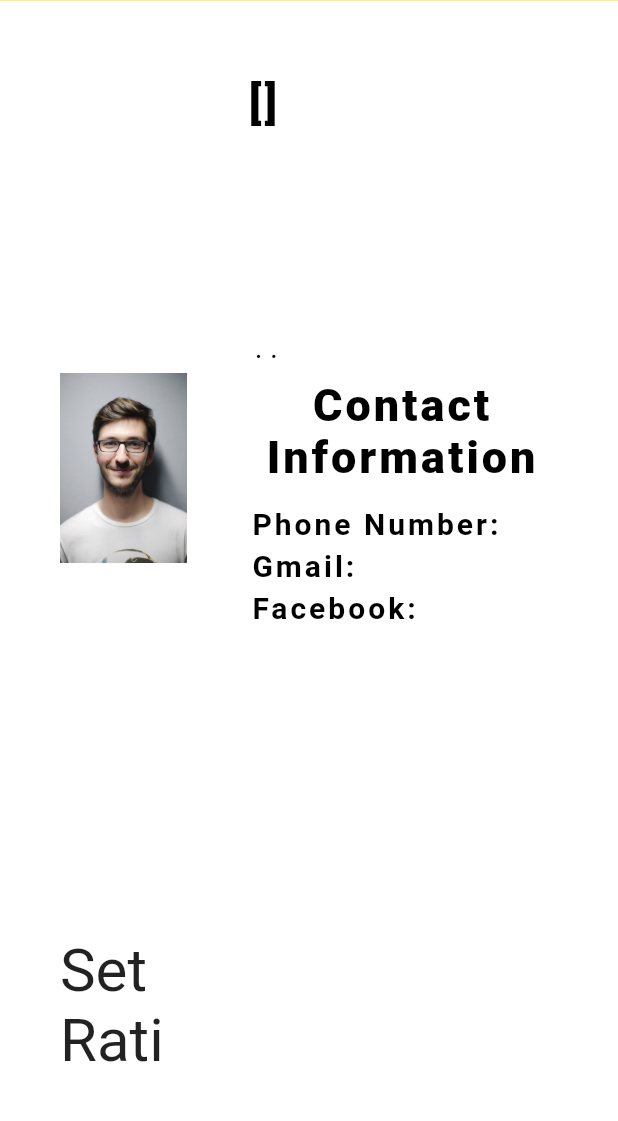
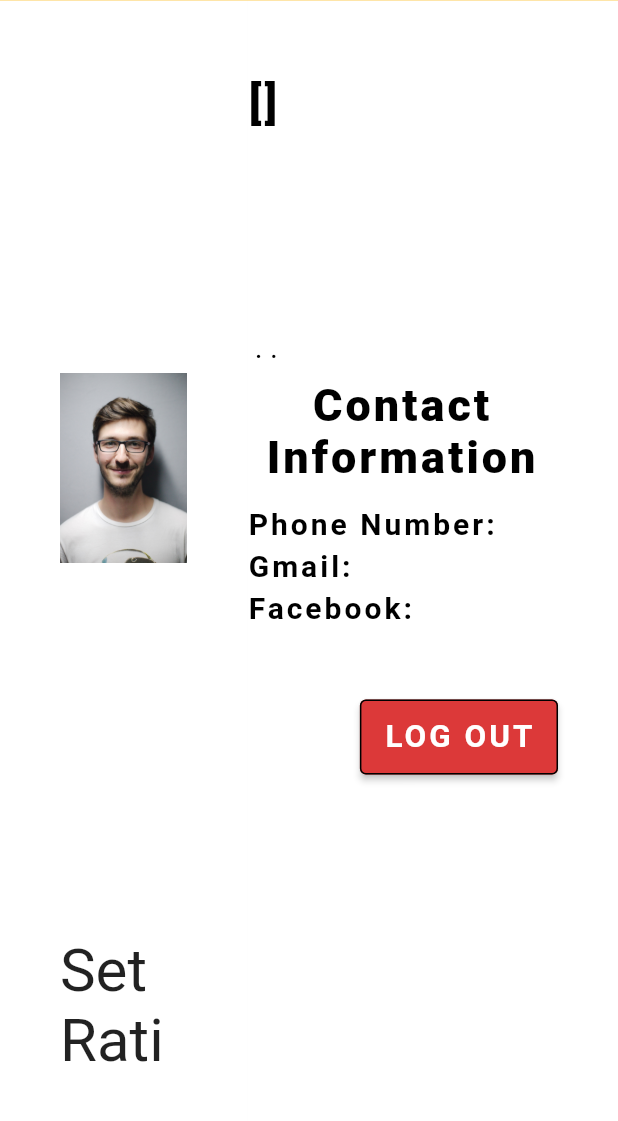
Before and after one commit to jaypeeed/prcjt-Andie, a Flutter app: the AndieRatings1 screen opened directly, after a tap on "Profile", on a phone screen of 412 x 824 dp, the part 97-1218 px from its top. Run offline on Flutter 3.47's test engine with Material 2 defaults, Android fonts, the phone set to English and light mode, and no system bars; our stand-ins replace animated_splash_screen, cloud_firestore, firebase_auth, firebase_core, flutter_rating_stars, google_fonts; missing offline and left inert: dart:html, universal_html; accounts and stored records are empty; statements that could not run were skipped.

Commit message:
GIF added V2

```diff
--- a/lib/pages/andie_profile_andie.dart
+++ b/lib/pages/andie_profile_andie.dart
@@ -1,5 +1,6 @@
 import 'package:flutter/cupertino.dart';
 import 'package:flutter/material.dart';
+import 'package:google_fonts/google_fonts.dart';
 
 import '../services/auth.dart';
 import 'andie_my_job.dart';
@@ -7,6 +8,8 @@ import 'package:universal_html/html.dart' as html;
 
 import 'package:cloud_firestore/cloud_firestore.dart';
 import 'package:firebase_auth/firebase_auth.dart';
+
+import 'andie_ratings.dart';
 
 /*
 void main() {
@@ -74,7 +77,7 @@ class _AndieProfileState extends State<AndieProfile> {
       appBar: PreferredSize(
         preferredSize: const Size.fromHeight(65),
         child: AppBar(
-          backgroundColor: Color.fromRGBO(255, 205, 84, 1.0),
+          backgroundColor: const Color.fromRGBO(255, 205, 84, 1.0),
           title: Image.asset('assets/andie_logo.png',
             width: 180,
           ),
@@ -94,8 +97,8 @@ class _AndieProfileState extends State<AndieProfile> {
                   ),
                   onPressed: (){
                     Navigator.push(context, PageRouteBuilder(pageBuilder: (BuildContext context, Animation animation,
-                        Animation secondaryAnimation)=>AndieMyJobs(),
-                        transitionDuration: Duration(seconds: 0)),
+                        Animation secondaryAnimation)=>const AndieMyJobs(),
+                        transitionDuration: const Duration(seconds: 0)),
                     );
                   },
                   child: const Text('My Jobs',
@@ -115,7 +118,12 @@ class _AndieProfileState extends State<AndieProfile> {
                   style: TextButton.styleFrom(
                     textStyle: const TextStyle(fontSize: 20),
                   ),
-                  onPressed: () {},
+                  onPressed: () {
+                    Navigator.push(context, PageRouteBuilder(pageBuilder: (BuildContext context, Animation animation,
+                        Animation secondaryAnimation)=>const AndieRatings1(),
+                        transitionDuration: const Duration(seconds: 0)),
+                    );
+                  },
                   child: const Text('Ratings',
                     style: TextStyle(
                         color: Colors.white,
@@ -135,8 +143,8 @@ class _AndieProfileState extends State<AndieProfile> {
                   ),
                   onPressed: (){
                     Navigator.push(context, PageRouteBuilder(pageBuilder: (BuildContext context, Animation animation,
-                        Animation secondaryAnimation)=>AndieProfile(),
-                        transitionDuration: Duration(seconds: 0)),
+                        Animation secondaryAnimation)=>const AndieProfile(),
+                        transitionDuration: const Duration(seconds: 0)),
                     );
                   },
                   child: const Text('Profile',
@@ -149,18 +157,6 @@ class _AndieProfileState extends State<AndieProfile> {
                 ),
               ),
             ),
-            Center(
-              child: Container(
-                margin: const EdgeInsets.only(right: 65),
-                child: ElevatedButton(
-                  child: Text('Log out'),
-                  onPressed: () async {
-                    await _auth.signOut();
-                    html.window.location.reload();
-                  },
-                ),
-              ),
-            )
           ],
         ),
       ),
@@ -254,15 +250,15 @@ class _AndieProfileState extends State<AndieProfile> {
                   Row(
                     children: [
                       Container(
-                        margin: EdgeInsets.only(right: 30),
+                        margin: const EdgeInsets.only(right: 30),
                         child: Column(
                           crossAxisAlignment: CrossAxisAlignment.start,
                           children: [
                             Container(
                               padding: const EdgeInsets.only(top: 5, bottom: 0),
-                              child: Text(
-                                'Phone Number: $myNumber',
-                                style: const TextStyle(
+                              child: const Text(
+                                'Phone Number:',
+                                style: TextStyle(
                                     fontSize: 20,
                                     color: Colors.black,
                                     fontWeight: FontWeight.bold,
@@ -272,9 +268,9 @@ class _AndieProfileState extends State<AndieProfile> {
                             ),
                             Container(
                               padding: const EdgeInsets.only(top: 5, bottom: 0),
-                              child: Text(
-                                'Gmail: $myEmail',
-                                style: const TextStyle(
+                              child: const Text(
+                                'Gmail:',
+                                style: TextStyle(
                                     fontSize: 20,
                                     color: Colors.black,
                                     fontWeight: FontWeight.bold,
@@ -284,9 +280,9 @@ class _AndieProfileState extends State<AndieProfile> {
                             ),
                             Container(
                               padding: const EdgeInsets.only(top: 5, bottom: 20),
-                              child: Text(
-                                'Facebook: $myFb',
-                                style: const TextStyle(
+                              child: const Text(
+                                'Facebook:',
+                                style: TextStyle(
                                     fontSize: 20,
                                     color: Colors.black,
                                     fontWeight: FontWeight.bold,
@@ -302,10 +298,10 @@ class _AndieProfileState extends State<AndieProfile> {
                         children: [
                           Container(
                               padding: const EdgeInsets.only(top: 5, bottom: 0),
-                              child: const Text(
+                              child: Text(
                                 //number
-                                '',
-                                style: TextStyle(
+                                '$myNumber',
+                                style: const TextStyle(
                                     fontSize: 20,
                                     color: Colors.black,
                                     letterSpacing: 2.0),
@@ -313,10 +309,10 @@ class _AndieProfileState extends State<AndieProfile> {
                               )),
                           Container(
                             padding: const EdgeInsets.only(top: 5, bottom: 0),
-                            child: const Text(
+                            child: Text(
                               //email
-                              '',
-                              style: TextStyle(
+                              '$myEmail',
+                              style: const TextStyle(
                                   fontSize: 20,
                                   color: Colors.black,
                                   letterSpacing: 2.0),
@@ -325,10 +321,10 @@ class _AndieProfileState extends State<AndieProfile> {
                           ),
                           Container(
                             padding: const EdgeInsets.only(top: 5, bottom: 20),
-                            child: const Text(
+                            child: Text(
                               //name
-                              '',
-                              style: TextStyle(
+                              '$myName',
+                              style: const TextStyle(
                                   fontSize: 20,
                                   color: Colors.black,
                                   letterSpacing: 2.0),
@@ -339,8 +335,38 @@ class _AndieProfileState extends State<AndieProfile> {
                       ),
                     ],
                   ),
-
-
+                  Container(
+                    margin: EdgeInsets.only(top: 30),
+                    child: Row(
+                      mainAxisAlignment: MainAxisAlignment.end,
+                      children: [
+                        ElevatedButton(
+                            onPressed: () async {
+                              await _auth.signOut();
+                              html.window.location.reload();
+                            },
+                            style: ElevatedButton.styleFrom(
+                                minimumSize: Size(40,50),
+                                side: const BorderSide(
+                                  width: 1, color: Colors.black,
+                                ),
+                                primary: Color.fromRGBO(220, 57, 57, 1.0)
+                            ),
+                            child: Align(
+                              alignment: Alignment.bottomRight,
+                              child:  Text(
+                                "LOG OUT",
+                                style: GoogleFonts.roboto(
+                                    fontSize:21,
+                                    fontWeight: FontWeight.bold,
+                                    color: Colors.white,
+                                    letterSpacing: 2.0),
+                                textAlign: TextAlign.center,
+                              ),
+                            ))
+                      ],
+                    ),
+                  )
                 ],
               ),
             ),
--- a/lib/pages/andie_ratings.dart
+++ b/lib/pages/andie_ratings.dart
@@ -166,22 +166,16 @@ class _AndieRatings1State extends State<AndieRatings1> {
                   ),
                 ),
               ),
-              Center(
-                child: Container(
-                  margin: const EdgeInsets.only(right: 65),
-                  child: ElevatedButton(
-                    child: const Text('Log out'),
-                    onPressed: () async {
-                      await _auth.signOut();
-                      html.window.location.reload();
-                    },
-                  ),
-                ),
-              )
             ],
           ),
         ),
-        body: Row(
+        body: Container(
+          decoration: const BoxDecoration(
+              image: DecorationImage(
+                image: AssetImage('assets/background1.png'),
+                fit: BoxFit.cover,
+              )),
+          child: Row(
             children: [
               Expanded(
                 flex: 10,
@@ -258,6 +252,7 @@ class _AndieRatings1State extends State<AndieRatings1> {
                 ),
               ),
             ],
+          ),
         ));
   }
 }
--- a/lib/pages_client/client_category_v2.dart
+++ b/lib/pages_client/client_category_v2.dart
@@ -11,9 +11,10 @@ import 'client_profile.dart';
 final db = FirebaseFirestore.instance;
 var tmpArray = ['ELECTRICIAN', 'HOUSE KEEPER'];
 final str = tmpArray.join(' ');
-void main() {
+
+/*void main() {
   runApp(const MaterialApp(home: ClientCategory()));
-}
+}*/
 
 
 class ClientCategory extends StatefulWidget {
--- a/lib/pages_client/client_profile.dart
+++ b/lib/pages_client/client_profile.dart
@@ -317,7 +317,6 @@ class _ClientProfileState extends State<ClientProfile> {
                       ),
                     ],
                   ),
-
                   Container(
                     margin: EdgeInsets.only(top: 30),
                     child: Row(
```
Also changed, not shown: lib/appbar/andie_appbar.dart (deleted, +0 -102 lines), lib/pages/andie_my_job.dart (+0 -12 lines), lib/pages_client/client_sign_up_page.dart (+6 -1 lines), lib/screens/authenticate.dart/register.dart (+9 -39 lines), lib/screens/home/home.dart (+4 -13 lines). Lines whose indentation alone changed are shown as unchanged.
